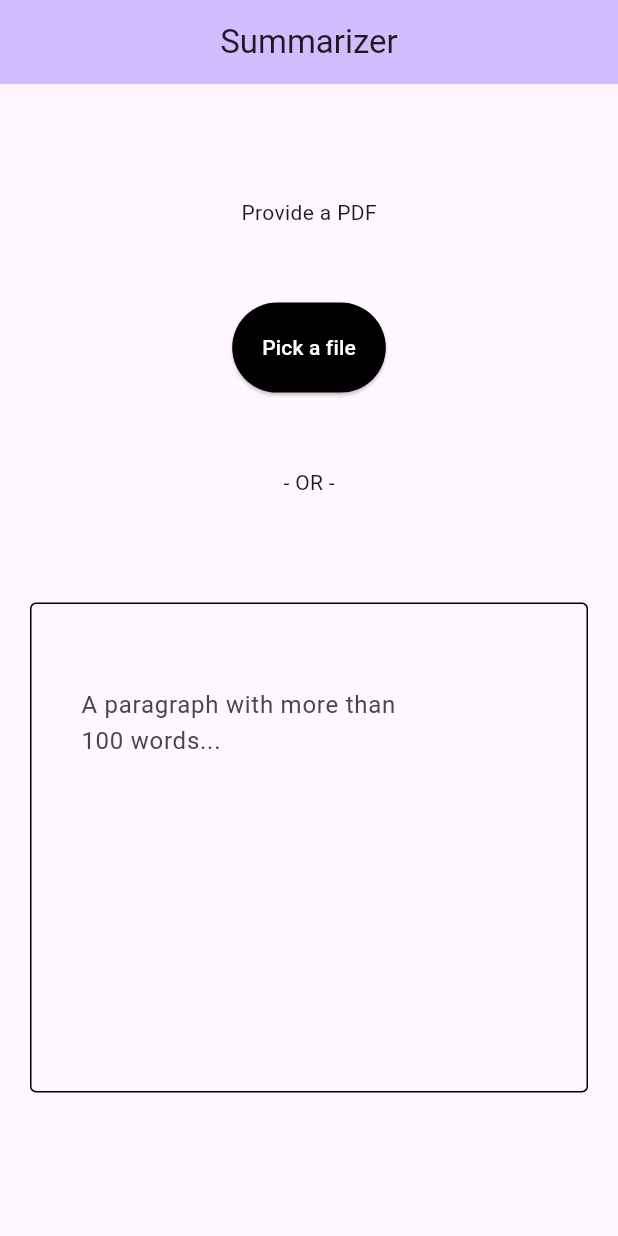
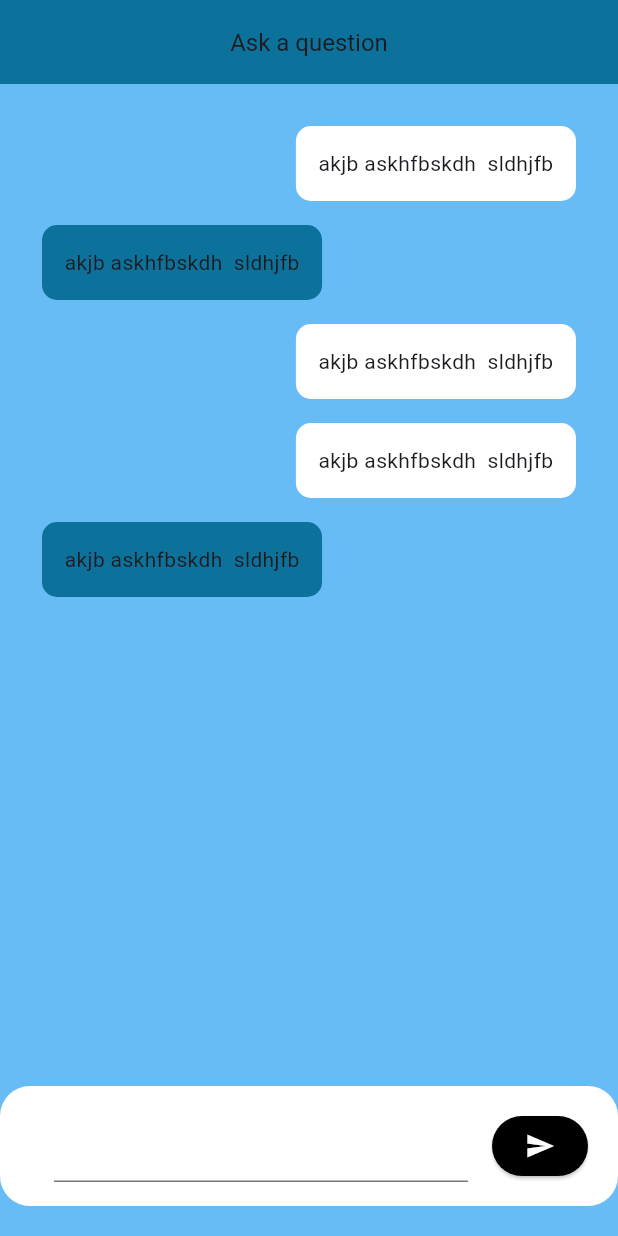
Before and after one commit to Aftab-M/Summarizer, a Flutter app: the screen it shows after launch, on a phone screen of 412 x 824 dp. Run offline on Flutter 3.47's test engine with Material 3 defaults, Android fonts, the phone set to English and light mode, and no system bars; our stand-ins replace file_picker, firebase_core, firebase_storage, google_fonts; accounts and stored records are empty; Roboto replaces fonts that are missing (Ubuntu).

Commit message:
Chat Screen

```diff
--- /dev/null
+++ b/summarizer/lib/ChatScreen.dart
@@ -0,0 +1,133 @@
+import 'dart:convert';
+
+import 'package:flutter/material.dart';
+import 'package:google_fonts/google_fonts.dart';
+import 'package:http/http.dart' as http;
+import 'package:summarizer/Logic.dart';
+
+class ChatScreen extends StatefulWidget {
+  @override
+  ChatScreenState createState() => ChatScreenState();
+}
+
+TextEditingController _txt = TextEditingController();
+List conversation = [
+  {'who': 'me', 'res': 'akjb askhfbskdh  sldhjfb'},
+  {'who': 'other', 'res': 'akjb askhfbskdh  sldhjfb'},
+  {'who': 'me', 'res': 'akjb askhfbskdh  sldhjfb'},
+  {'who': 'me', 'res': 'akjb askhfbskdh  sldhjfb'},
+  {'who': 'other', 'res': 'akjb askhfbskdh  sldhjfb'},
+];
+
+class ChatScreenState extends State<ChatScreen> {
+  final Uri uri = Uri.parse('http://localhost:3000/question');
+
+  @override
+  Widget build(BuildContext context) {
+    double hh = MediaQuery.of(context).size.height;
+    double ww = MediaQuery.of(context).size.width;
+    return Scaffold(
+      appBar: AppBar(
+        backgroundColor: Color.fromARGB(255, 12, 114, 155),
+        title: Text(
+          'Ask a question',
+          style: GoogleFonts.ubuntu(fontSize: 16),
+        ),
+        centerTitle: true,
+      ),
+      body: Container(
+        height: hh,
+        width: ww,
+        decoration: BoxDecoration(color: Color.fromARGB(255, 104, 188, 245)),
+        child: chatSection(),
+      ),
+      bottomSheet: Container(
+        width: ww,
+        height: 100,
+        decoration: BoxDecoration(color: Color.fromARGB(255, 104, 188, 245)),
+        child: Center(
+            child: Padding(
+          padding: const EdgeInsets.only(bottom: 20),
+          child: Container(
+            decoration: BoxDecoration(
+                color: Colors.white, borderRadius: BorderRadius.circular(20)),
+            padding: const EdgeInsets.only(left: 20, right: 20),
+            child: Row(children: [
+              Expanded(
+                child: Padding(
+                  padding: const EdgeInsets.all(8.0),
+                  child: Container(
+
+                      // width: 100,
+                      child: Padding(
+                    padding: const EdgeInsets.all(8.0),
+                    child: TextField(
+                      decoration: InputDecoration(fillColor: Colors.blue[700]),
+                      controller: _txt,
+                    ),
+                  )),
+                ),
+              ),
+              ElevatedButton(
+                  onPressed: () {
+                    setState(() {
+                      conversation.add({
+                        'who': 'me',
+                        'res': _txt.value.text,
+                      });
+                    });
+                  },
+                  style: ElevatedButton.styleFrom(
+                      padding: const EdgeInsets.all(0),
+                      backgroundColor: Colors.black),
+                  child: Icon(
+                    Icons.send,
+                    color: Colors.white,
+                    size: 20,
+                  ))
+            ]),
+          ),
+        )),
+      ),
+    );
+  }
+
+  chatSection() {
+    return Container(
+        height: 200,
+        padding: const EdgeInsets.all(20),
+        width: MediaQuery.of(context).size.width,
+        child: ListView.builder(
+            itemCount: conversation.length,
+            itemBuilder: (context, index) {
+              return Align(
+                child: Padding(
+                  padding: const EdgeInsets.all(8.0),
+                  child: Container(
+                    // constraints: BoxConstraints(maxWidth: 200),
+                    alignment: (conversation[index]['who'] == 'me')
+                        ? Alignment.centerRight
+                        : Alignment.centerLeft,
+                    child: Container(
+                        padding: const EdgeInsets.all(15),
+                        // width: 300,
+                        decoration: BoxDecoration(
+                          // border: Border.all(),
+                          color: (conversation[index]['who'] == 'me')
+                              ? Colors.white
+                              : Color.fromARGB(255, 12, 114, 155),
+                          borderRadius: BorderRadius.circular(10),
+                        ),
+                        child: Text(
+                          '' + conversation[index]['res'],
+                          style: GoogleFonts.ubuntu(),
+                          textAlign: (conversation[index]['who'] == 'me')
+                              ? TextAlign.right
+                              : TextAlign.left,
+                        )),
+                  ),
+                ),
+              );
+            }));
+  }
+}
--- a/summarizer/lib/main.dart
+++ b/summarizer/lib/main.dart
@@ -1,9 +1,11 @@
+import 'dart:async';
 import 'dart:convert';
 import 'dart:typed_data';
 import 'package:file_picker/file_picker.dart';
 import 'package:flutter/material.dart';
 import 'package:firebase_storage/firebase_storage.dart';
 import 'package:firebase_core/firebase_core.dart';
+import 'package:summarizer/ChatScreen.dart';
 import 'package:summarizer/firebase_options.dart';
 import 'package:http/http.dart' as http;
 import 'package:summarizer/Logic.dart';
@@ -26,7 +28,8 @@ class MyApp extends StatelessWidget {
         colorScheme: ColorScheme.fromSeed(seedColor: Colors.deepPurple),
         useMaterial3: true,
       ),
-      home: const MyHomePage(title: 'Summarizer'),
+      // home: const MyHomePage(title: 'Summarizer'),
+      home: ChatScreen(),
       debugShowCheckedModeBanner: false,
     );
   }
@@ -102,9 +105,20 @@ class _MyHomePageState extends State<MyHomePage> {
                     // hoverColor: Colors.black,
                     suffix: IconButton(
                         padding: const EdgeInsets.all(20),
-                        onPressed: () {
-                          debugPrint(_contextTextController.value.text.length
-                              .toString());
+                        onPressed: () async {
+                          if (_contextTextController.value.text.length > 2) {
+                            await push(
+                                context,
+                                Center(
+                                  child: CircularProgressIndicator(),
+                                ));
+                            Timer(Duration(seconds: 3), () {
+                              pop(context);
+                              push(context, ChatScreen());
+                            });
+                          } else {
+                            snack(context, 'Paragraph is too short !');
+                          }
                         },
                         icon: Icon(Icons.send, color: Colors.green)),
                     enabledBorder: OutlineInputBorder(),
--- a/summarizer/pubspec.yaml
+++ b/summarizer/pubspec.yaml
@@ -35,6 +35,7 @@ dependencies:
   firebase_core: ^2.24.2
   pdf: ^3.10.7
   web_socket_channel: ^2.4.0
+  google_fonts: ^6.1.0
 
 
   # The following adds the Cupertino Icons font to your application.
```
Also changed, not shown: summarizer/pubspec.lock, 1 other file.
